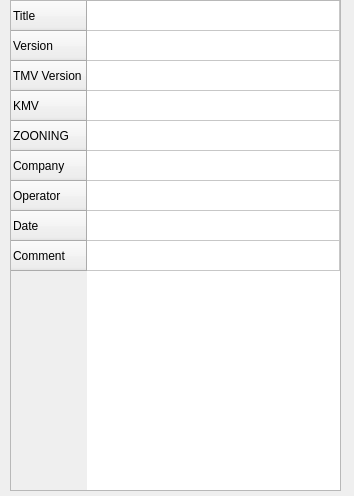
This is Editor/EditorPlan.ui in HenricusRex/TMV3 as Qt 5 draws it before an edit. The edited form follows.
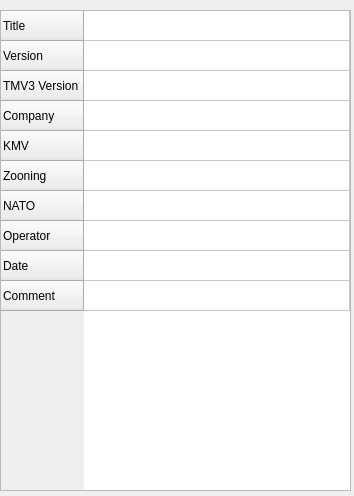
This is the edited form.

Patch:
```diff
--- a/Editor/EditorPlan.ui
+++ b/Editor/EditorPlan.ui
@@ -16,10 +16,10 @@
   <widget class="QTableWidget" name="tableWidget">
    <property name="geometry">
     <rect>
-     <x>10</x>
-     <y>0</y>
-     <width>331</width>
-     <height>491</height>
+     <x>0</x>
+     <y>10</y>
+     <width>351</width>
+     <height>481</height>
     </rect>
    </property>
    <attribute name="horizontalHeaderVisible">
@@ -43,17 +43,7 @@
    </row>
    <row>
     <property name="text">
-     <string>TMV Version</string>
-    </property>
-   </row>
-   <row>
-    <property name="text">
-     <string>KMV</string>
-    </property>
-   </row>
-   <row>
-    <property name="text">
-     <string>ZOONING</string>
+     <string>TMV3 Version</string>
     </property>
    </row>
    <row>
@@ -61,6 +51,21 @@
      <string>Company</string>
     </property>
    </row>
+   <row>
+    <property name="text">
+     <string>KMV</string>
+    </property>
+   </row>
+   <row>
+    <property name="text">
+     <string>Zooning</string>
+    </property>
+   </row>
+   <row>
+    <property name="text">
+     <string>NATO</string>
+    </property>
+   </row>
    <row>
     <property name="text">
      <string>Operator</string>
@@ -94,23 +99,48 @@
      <string/>
     </property>
    </item>
+   <item row="2" column="0">
+    <property name="flags">
+     <set>ItemIsSelectable</set>
+    </property>
+   </item>
    <item row="3" column="0">
-    <property name="text">
-     <string/>
-    </property>
-    <property name="checkState">
-     <enum>Unchecked</enum>
-    </property>
     <property name="flags">
-     <set>ItemIsSelectable|ItemIsEditable|ItemIsDragEnabled|ItemIsUserCheckable|ItemIsEnabled</set>
+     <set>ItemIsSelectable</set>
     </property>
    </item>
    <item row="4" column="0">
+    <property name="flags">
+     <set>ItemIsSelectable|ItemIsEnabled</set>
+    </property>
+   </item>
+   <item row="5" column="0">
+    <property name="flags">
+     <set>ItemIsSelectable|ItemIsDragEnabled|ItemIsEnabled</set>
+    </property>
+   </item>
+   <item row="6" column="0">
     <property name="text">
      <string/>
     </property>
-    <property name="checkState">
-     <enum>Unchecked</enum>
+    <property name="flags">
+     <set>ItemIsSelectable|ItemIsEnabled</set>
+    </property>
+   </item>
+   <item row="7" column="0">
+    <property name="text">
+     <string/>
+    </property>
+    <property name="flags">
+     <set>ItemIsSelectable|ItemIsEditable|ItemIsEnabled</set>
+    </property>
+   </item>
+   <item row="9" column="0">
+    <property name="text">
+     <string/>
+    </property>
+    <property name="flags">
+     <set>ItemIsSelectable</set>
     </property>
    </item>
   </widget>
```
